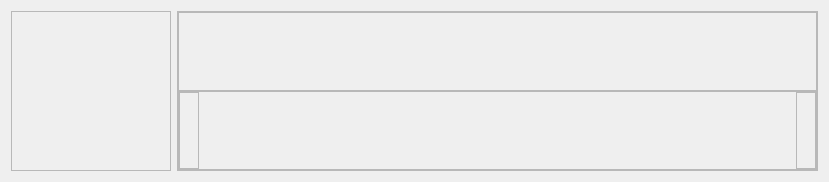
Above: CaX/widget/formTop/infotracks.ui from fsest4u/CaX_03 before the change. Below: the same form after it.
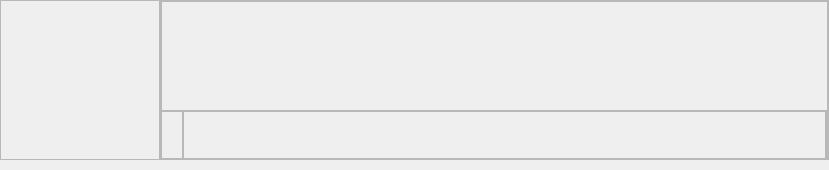
That is the form after the change.

Commit message: apply design infotrack

Diff of the .ui file:
```diff
--- a/CaX/widget/formTop/infotracks.ui
+++ b/CaX/widget/formTop/infotracks.ui
@@ -7,7 +7,7 @@
     <x>0</x>
     <y>0</y>
     <width>829</width>
-    <height>160</height>
+    <height>170</height>
    </rect>
   </property>
   <property name="minimumSize">
@@ -26,6 +26,21 @@
    <string>Form</string>
   </property>
   <layout class="QHBoxLayout" name="horizontalLayout">
+   <property name="spacing">
+    <number>0</number>
+   </property>
+   <property name="leftMargin">
+    <number>0</number>
+   </property>
+   <property name="topMargin">
+    <number>0</number>
+   </property>
+   <property name="rightMargin">
+    <number>0</number>
+   </property>
+   <property name="bottomMargin">
+    <number>10</number>
+   </property>
    <item>
     <widget class="QFrame" name="frameFormCoverArt">
      <property name="minimumSize">
@@ -48,19 +63,19 @@
      </property>
      <layout class="QGridLayout" name="gridLayoutFormCoverArt">
       <property name="leftMargin">
-       <number>9</number>
+       <number>0</number>
       </property>
       <property name="topMargin">
-       <number>9</number>
+       <number>0</number>
       </property>
       <property name="rightMargin">
-       <number>9</number>
+       <number>0</number>
       </property>
       <property name="bottomMargin">
-       <number>9</number>
+       <number>0</number>
       </property>
       <property name="spacing">
-       <number>6</number>
+       <number>0</number>
       </property>
      </layout>
     </widget>
@@ -91,6 +106,18 @@
       </property>
       <item>
        <widget class="QFrame" name="frameFormTitle">
+        <property name="minimumSize">
+         <size>
+          <width>0</width>
+          <height>110</height>
+         </size>
+        </property>
+        <property name="maximumSize">
+         <size>
+          <width>16777215</width>
+          <height>110</height>
+         </size>
+        </property>
         <property name="frameShape">
          <enum>QFrame::StyledPanel</enum>
         </property>
@@ -99,7 +126,7 @@
         </property>
         <layout class="QGridLayout" name="gridLayoutFormTitle">
          <property name="leftMargin">
-          <number>0</number>
+          <number>20</number>
          </property>
          <property name="topMargin">
           <number>0</number>
@@ -110,6 +137,9 @@
          <property name="bottomMargin">
           <number>0</number>
          </property>
+         <property name="spacing">
+          <number>0</number>
+         </property>
         </layout>
        </widget>
       </item>
@@ -126,7 +156,7 @@
           <number>0</number>
          </property>
          <property name="leftMargin">
-          <number>0</number>
+          <number>20</number>
          </property>
          <property name="topMargin">
           <number>0</number>
@@ -162,19 +192,19 @@
            </property>
            <layout class="QGridLayout" name="gridLayoutFormPlay">
             <property name="leftMargin">
-             <number>9</number>
+             <number>0</number>
             </property>
             <property name="topMargin">
-             <number>9</number>
+             <number>0</number>
             </property>
             <property name="rightMargin">
-             <number>9</number>
+             <number>0</number>
             </property>
             <property name="bottomMargin">
-             <number>9</number>
+             <number>0</number>
             </property>
             <property name="spacing">
-             <number>6</number>
+             <number>0</number>
             </property>
            </layout>
           </widget>
@@ -206,7 +236,23 @@
            <property name="frameShadow">
             <enum>QFrame::Raised</enum>
            </property>
-           <layout class="QGridLayout" name="gridLayoutFormSort"/>
+           <layout class="QGridLayout" name="gridLayoutFormSort">
+            <property name="leftMargin">
+             <number>0</number>
+            </property>
+            <property name="topMargin">
+             <number>0</number>
+            </property>
+            <property name="rightMargin">
+             <number>0</number>
+            </property>
+            <property name="bottomMargin">
+             <number>0</number>
+            </property>
+            <property name="spacing">
+             <number>0</number>
+            </property>
+           </layout>
           </widget>
          </item>
         </layout>
```
The commit also changes 7 other files.
